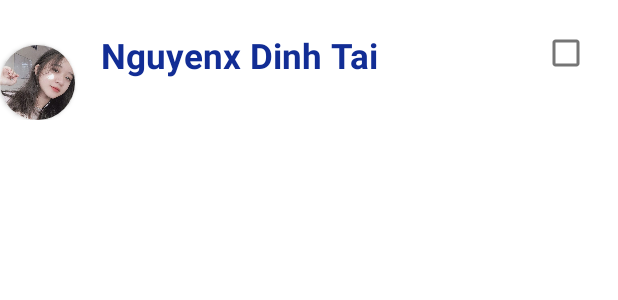
After one commit to thuylinhptit/ChatAppJava, an Android app: the layout row_user_searchcreategroup.xml on its own in the app's theme, with its tools: preview values and no code run, on a phone screen of 412 x 824 dp. The commit adds this screen. Shown: the top 300 px of the screen. Run offline under Robolectric (Android 15) with nearby library versions, the phone set to English and light mode, and no system bars.

Commit message:
add create room

```diff
--- a/app/src/main/java/com/example/controller/HomeController.java
+++ b/app/src/main/java/com/example/controller/HomeController.java
@@ -180,6 +180,10 @@ public class HomeController {
                                                     ((TaiSearchUserActivity)task.getData()).updateSearchView(listS);
                                                     System.out.println("Update View Search");
                                                 }
+                                                else if (task.getData() instanceof ChatScreen) {
+                                                    ((ChatScreen)task.getData()).updateSearchUserToCreateGroup(listS);
+                                                    System.out.println("Update view search in main activity");
+                                                }
                                                 break;
                                         }
                                     }
--- /dev/null
+++ b/app/src/main/res/drawable/ic_baseline_group_add_24.xml
@@ -0,0 +1,5 @@
+<vector android:height="24dp" android:tint="#FFFFFF"
+    android:viewportHeight="24" android:viewportWidth="24"
+    android:width="24dp" xmlns:android="http://schemas.android.com/apk/res/android">
+    <path android:fillColor="@android:color/white" android:pathData="M8,10L5,10L5,7L3,7v3L0,10v2h3v3h2v-3h3v-2zM18,11c1.66,0 2.99,-1.34 2.99,-3S19.66,5 18,5c-0.32,0 -0.63,0.05 -0.91,0.14 0.57,0.81 0.9,1.79 0.9,2.86s-0.34,2.04 -0.9,2.86c0.28,0.09 0.59,0.14 0.91,0.14zM13,11c1.66,0 2.99,-1.34 2.99,-3S14.66,5 13,5c-1.66,0 -3,1.34 -3,3s1.34,3 3,3zM19.62,13.16c0.83,0.73 1.38,1.66 1.38,2.84v2h3v-2c0,-1.54 -2.37,-2.49 -4.38,-2.84zM13,13c-2,0 -6,1 -6,3v2h12v-2c0,-2 -4,-3 -6,-3z"/>
+</vector>
--- /dev/null
+++ b/app/src/main/res/layout/row_user_searchcreategroup.xml
@@ -0,0 +1,44 @@
+<?xml version="1.0" encoding="utf-8"?>
+<LinearLayout xmlns:android="http://schemas.android.com/apk/res/android"
+    android:orientation="horizontal"
+    android:layout_width="match_parent"
+    xmlns:app="http://schemas.android.com/apk/res-auto"
+    android:layout_height="80dp">
+
+    <androidx.cardview.widget.CardView
+        android:id="@+id/getImage"
+        android:layout_width="50dp"
+        android:layout_height="50dp"
+        android:layout_centerHorizontal="true"
+        app:cardCornerRadius="360dp"
+        android:layout_below="@+id/textProfile"
+        android:layout_marginTop="30dp">
+
+        <ImageView
+            android:layout_width="wrap_content"
+            android:layout_height="wrap_content"
+            android:scaleType="centerCrop"
+            android:src="@drawable/user" />
+
+    </androidx.cardview.widget.CardView>
+    <TextView
+        android:id="@+id/fullname_gr_create_row_name"
+        android:layout_width="wrap_content"
+        android:layout_height="wrap_content"
+        android:translationY="17dp"
+        android:layout_weight="3"
+        android:paddingLeft="10dp"
+        android:textColor="#122D95"
+        android:layout_marginLeft="7dp"
+        android:layout_marginBottom="20dp"
+        android:textStyle="bold"
+        android:layout_gravity="center"
+        android:text="Nguyenx Dinh Tai"
+        android:textSize="23sp"/>
+
+    <CheckBox
+        android:id="@+id/create_gr_checkbox"
+        android:layout_width="30dp"
+        android:layout_height="30dp"
+        android:layout_margin="20dp"/>
+</LinearLayout>
```
Also changed, not shown: app/src/main/java/com/example/adapter/UserCreateGroupAdapter.java (added, +93 -0 lines), app/src/main/java/com/example/chatapp2/ChatScreen.java (+86 -1 lines), app/src/main/res/layout/activity_chat_screen.xml (+10 -0 lines), app/src/main/res/layout/tai_create_group.xml (added, +49 -0 lines).
